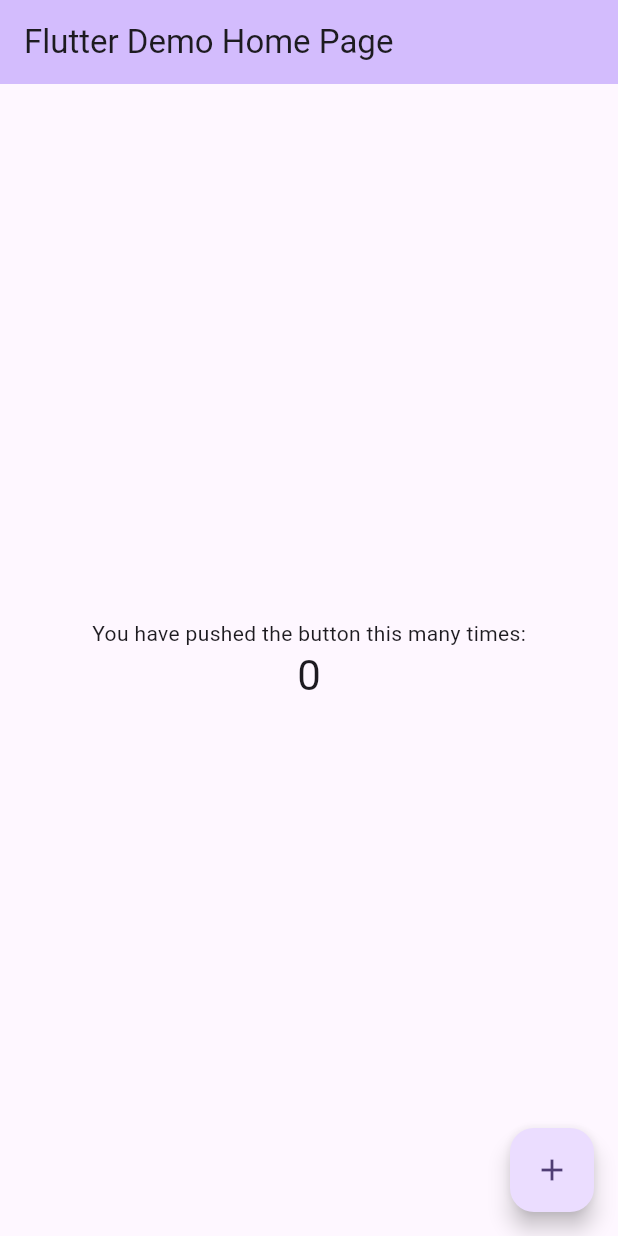
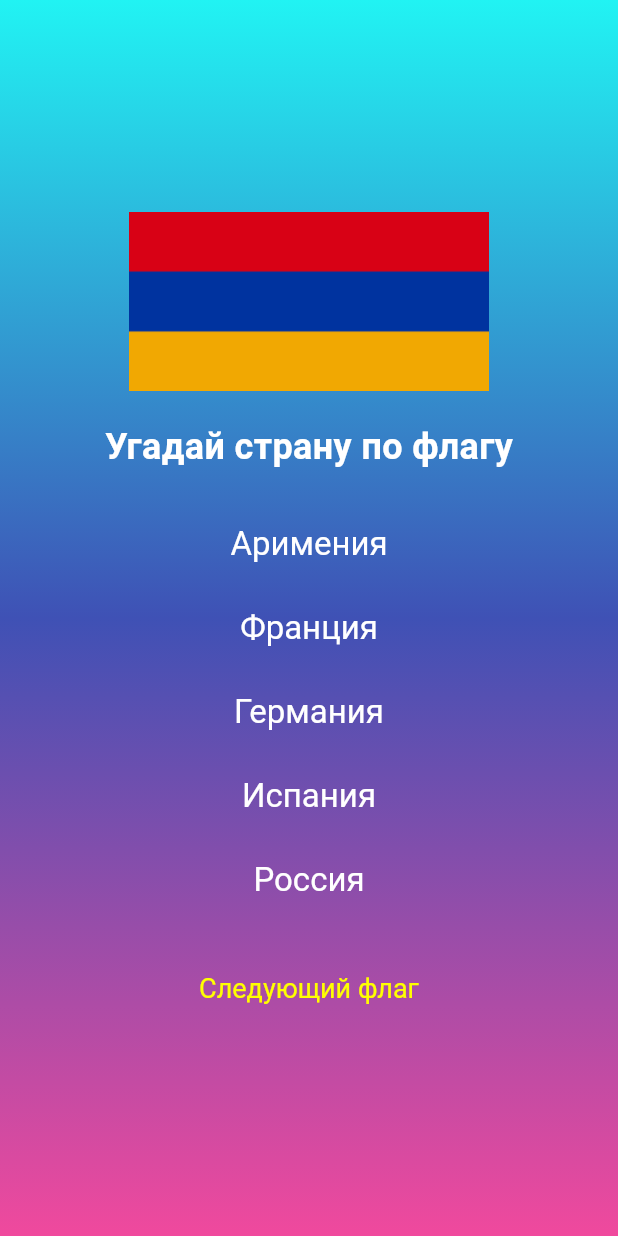
Before and after one commit to wilcess3/-Flutter_Lab5, a Flutter app: the screen it shows after launch, on a phone screen of 412 x 824 dp. Run offline on Flutter 3.47's test engine with Material 3 defaults, Android fonts, the light colour scheme and no system bars.

```diff
--- /dev/null
+++ b/lib/flag_card.dart
@@ -0,0 +1,32 @@
+import 'package:flutter/material.dart';
+
+class FlagCard extends StatelessWidget {
+  final String imagePath;
+  final String message;
+
+  const FlagCard({
+    super.key,
+    required this.imagePath,
+    required this.message,
+  });
+
+  @override
+  Widget build(BuildContext context) {
+    return Column(
+      mainAxisSize: MainAxisSize.min,
+      children: [
+        Image.asset(imagePath, width: 240),
+        const SizedBox(height: 20),
+        Text(
+          message,
+          textAlign: TextAlign.center,
+          style: const TextStyle(
+            color: Colors.white,
+            fontSize: 24,
+            fontWeight: FontWeight.bold,
+          ),
+        ),
+      ],
+    );
+  }
+}
--- /dev/null
+++ b/lib/flags_screen.dart
@@ -0,0 +1,128 @@
+import 'dart:math';
+
+import 'package:flutter/material.dart';
+
+import 'flag_card.dart';
+import 'gradient_container.dart';
+
+final randomizer = Random();
+
+class FlagScreen extends StatefulWidget {
+  const FlagScreen({super.key});
+
+  @override
+  State<FlagScreen> createState() =>
+      _FlagScreenState();
+}
+
+class _FlagScreenState extends State<FlagScreen> {
+  final List<String> countries = [
+    'Аримения',
+    'Франция',
+    'Германия',
+    'Испания',
+    'Россия',
+  ];
+
+  final List<String> flags = [
+    'assets/images/ar.png',
+    'assets/images/fr.png',
+    'assets/images/gr.png',
+    'assets/images/is.png',
+    'assets/images/rs.png',
+  ];
+
+  int currentIndex = 0;
+  String message = 'Угадай страну по флагу';
+
+  void checkAnswer(String chosen) {
+    setState(() {
+      if (chosen == countries[currentIndex]) {
+        message = 'Верно!';
+      } else {
+        message =
+            'Неверно, это ${countries[currentIndex]}';
+      }
+    });
+  }
+
+  void nextFlag() {
+    setState(() {
+      currentIndex = randomizer.nextInt(
+        countries.length,
+      );
+      message = 'Угадай страну по флагу';
+    });
+  }
+
+  @override
+  Widget build(BuildContext context) {
+    return Scaffold(
+      body: GradientContainer(
+        color1: const Color.fromARGB(
+          255,
+          33,
+          243,
+          243,
+        ),
+        color2: Colors.indigo,
+        color3: const Color.fromARGB(
+          255,
+          240,
+          73,
+          157,
+        ),
+        child: Center(
+          child: Column(
+            mainAxisSize: MainAxisSize.min,
+            children: [
+              FlagCard(
+                imagePath: flags[currentIndex],
+                message: message,
+              ),
+              const SizedBox(height: 20),
+
+              // Четыре кнопки с вариантами (через TextButton)
+              for (String country in countries)
+                Padding(
+                  padding:
+                      const EdgeInsets.symmetric(
+                        vertical: 4,
+                      ),
+                  child: TextButton(
+                    onPressed: () =>
+                        checkAnswer(country),
+                    style: TextButton.styleFrom(
+                      foregroundColor:
+                          Colors.white,
+                      textStyle: const TextStyle(
+                        fontSize: 22,
+                      ),
+                    ),
+                    child: Text(country),
+                  ),
+                ),
+
+              const SizedBox(height: 20),
+
+              // Кнопка "Следующий флаг" (тоже TextButton)
+              TextButton(
+                onPressed: nextFlag,
+                style: TextButton.styleFrom(
+                  foregroundColor:
+                      Colors.yellowAccent,
+                  textStyle: const TextStyle(
+                    fontSize: 18,
+                  ),
+                ),
+                child: const Text(
+                  'Следующий флаг',
+                ),
+              ),
+            ],
+          ),
+        ),
+      ),
+    );
+  }
+}
--- /dev/null
+++ b/lib/gradient_container.dart
@@ -0,0 +1,33 @@
+import 'package:flutter/material.dart';
+
+const startAlignment = Alignment.topCenter;
+const endAlignment = Alignment.bottomCenter;
+
+class GradientContainer extends StatelessWidget {
+  final Widget child;
+  final Color color1;
+  final Color color2;
+  final Color color3;
+
+  const GradientContainer({
+    super.key,
+    required this.child,
+    required this.color1,
+    required this.color2,
+    required this.color3,
+  });
+
+  @override
+  Widget build(BuildContext context) {
+    return Container(
+      decoration: BoxDecoration(
+        gradient: LinearGradient(
+          colors: [color1, color2, color3],
+          begin: startAlignment,
+          end: endAlignment,
+        ),
+      ),
+      child: child,
+    );
+  }
+}
--- a/lib/main.dart
+++ b/lib/main.dart
@@ -1,122 +1,12 @@
 import 'package:flutter/material.dart';
 
+import 'flags_screen.dart';
+
 void main() {
-  runApp(const MyApp());
+  runApp(
+    const MaterialApp(
+      debugShowCheckedModeBanner: false,
+      home: FlagScreen(),
+    ),
+  );
 }
-
-class MyApp extends StatelessWidget {
-  const MyApp({super.key});
-
-  // This widget is the root of your application.
-  @override
-  Widget build(BuildContext context) {
-    return MaterialApp(
-      title: 'Flutter Demo',
-      theme: ThemeData(
-        // This is the theme of your application.
-        //
-        // TRY THIS: Try running your application with "flutter run". You'll see
-        // the application has a purple toolbar. Then, without quitting the app,
-        // try changing the seedColor in the colorScheme below to Colors.green
-        // and then invoke "hot reload" (save your changes or press the "hot
-        // reload" button in a Flutter-supported IDE, or press "r" if you used
-        // the command line to start the app).
-        //
-        // Notice that the counter didn't reset back to zero; the application
-        // state is not lost during the reload. To reset the state, use hot
-        // restart instead.
-        //
-        // This works for code too, not just values: Most code changes can be
-        // tested with just a hot reload.
-        colorScheme: .fromSeed(seedColor: Colors.deepPurple),
-      ),
-      home: const MyHomePage(title: 'Flutter Demo Home Page'),
-    );
-  }
-}
-
-class MyHomePage extends StatefulWidget {
-  const MyHomePage({super.key, required this.title});
-
-  // This widget is the home page of your application. It is stateful, meaning
-  // that it has a State object (defined below) that contains fields that affect
-  // how it looks.
-
-  // This class is the configuration for the state. It holds the values (in this
-  // case the title) provided by the parent (in this case the App widget) and
-  // used by the build method of the State. Fields in a Widget subclass are
-  // always marked "final".
-
-  final String title;
-
-  @override
-  State<MyHomePage> createState() => _MyHomePageState();
-}
-
-class _MyHomePageState extends State<MyHomePage> {
-  int _counter = 0;
-
-  void _incrementCounter() {
-    setState(() {
-      // This call to setState tells the Flutter framework that something has
-      // changed in this State, which causes it to rerun the build method below
-      // so that the display can reflect the updated values. If we changed
-      // _counter without calling setState(), then the build method would not be
-      // called again, and so nothing would appear to happen.
-      _counter++;
-    });
-  }
-
-  @override
-  Widget build(BuildContext context) {
-    // This method is rerun every time setState is called, for instance as done
-    // by the _incrementCounter method above.
-    //
-    // The Flutter framework has been optimized to make rerunning build methods
-    // fast, so that you can just rebuild anything that needs updating rather
-    // than having to individually change instances of widgets.
-    return Scaffold(
-      appBar: AppBar(
-        // TRY THIS: Try changing the color here to a specific color (to
-        // Colors.amber, perhaps?) and trigger a hot reload to see the AppBar
-        // change color while the other colors stay the same.
-        backgroundColor: Theme.of(context).colorScheme.inversePrimary,
-        // Here we take the value from the MyHomePage object that was created by
-        // the App.build method, and use it to set our appbar title.
-        title: Text(widget.title),
-      ),
-      body: Center(
-        // Center is a layout widget. It takes a single child and positions it
-        // in the middle of the parent.
-        child: Column(
-          // Column is also a layout widget. It takes a list of children and
-          // arranges them vertically. By default, it sizes itself to fit its
-          // children horizontally, and tries to be as tall as its parent.
-          //
-          // Column has various properties to control how it sizes itself and
-          // how it positions its children. Here we use mainAxisAlignment to
-          // center the children vertically; the main axis here is the vertical
-          // axis because Columns are vertical (the cross axis would be
-          // horizontal).
-          //
-          // TRY THIS: Invoke "debug painting" (choose the "Toggle Debug Paint"
-          // action in the IDE, or press "p" in the console), to see the
-          // wireframe for each widget.
-          mainAxisAlignment: .center,
-          children: [
-            const Text('You have pushed the button this many times:'),
-            Text(
-              '$_counter',
-              style: Theme.of(context).textTheme.headlineMedium,
-            ),
-          ],
-        ),
-      ),
-      floatingActionButton: FloatingActionButton(
-        onPressed: _incrementCounter,
-        tooltip: 'Increment',
-        child: const Icon(Icons.add),
-      ),
-    );
-  }
-}
```
Also changed, not shown: img/step6_Aristova.png (added).
